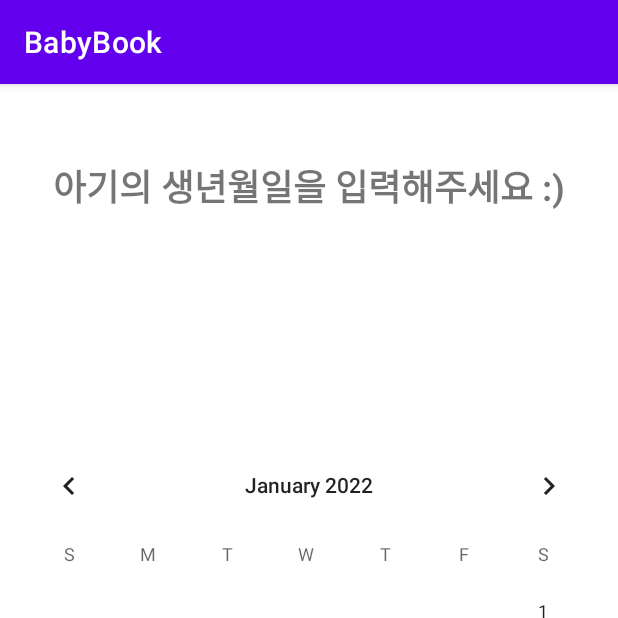
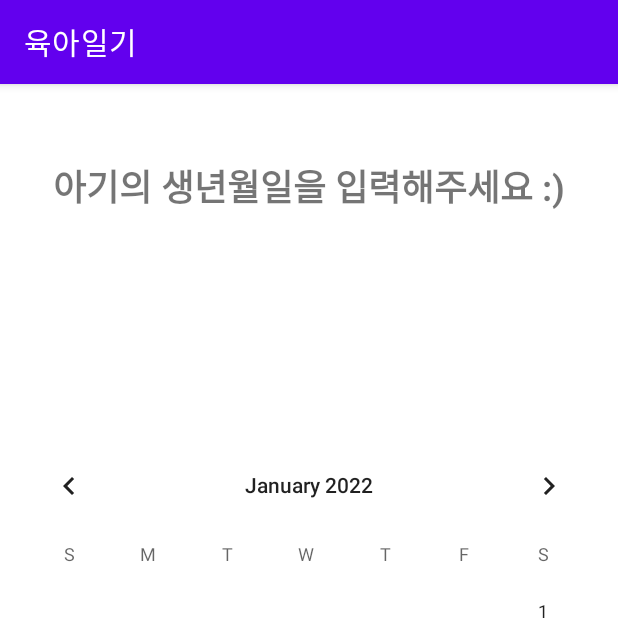
Before and after one commit to YongHo-Mun/BabyBook, an Android app: the screen it shows after launch (MainActivity), on a phone screen of 412 x 824 dp, the top half of it. Run offline under Robolectric (Android 15) with nearby library versions, the phone set to English and light mode, and no system bars; our stand-ins replace Dagger/Hilt's generated code.

Commit message:
[Refact] 스트링, 사이즈 리소스 정리
하드코딩 되어 있는 사이즈, 스트링 리소스로 참조될 수 있도록 정리

close #7

```diff
--- a/app/src/main/res/layout/fragment_birthday.xml
+++ b/app/src/main/res/layout/fragment_birthday.xml
@@ -9,19 +9,19 @@
 
     <TextView
         android:id="@+id/title"
-        android:layout_width="0dp"
+        android:layout_width="@dimen/constraint_match"
         android:layout_height="wrap_content"
-        android:layout_marginTop="50dp"
+        android:layout_marginTop="@dimen/title_top_margin"
         android:gravity="center"
-        android:textSize="24sp"
+        android:textSize="@dimen/title_text_size"
         android:textStyle="bold"
-        android:text="아기의 생년월일을 입력해주세요 :)"
+        android:text="@string/birthday_title"
         app:layout_constraintStart_toStartOf="parent"
         app:layout_constraintTop_toTopOf="parent"
         app:layout_constraintEnd_toEndOf="parent" />
 
     <CalendarView
-        android:layout_width="0dp"
+        android:layout_width="@dimen/constraint_match"
         android:layout_height="wrap_content"
         app:layout_constraintStart_toStartOf="parent"
         app:layout_constraintTop_toBottomOf="@id/title"
@@ -30,9 +30,9 @@
 
     <Button
         android:id="@+id/done_button"
-        android:layout_width="0dp"
+        android:layout_width="@dimen/constraint_match"
         android:layout_height="wrap_content"
-        android:text="완료"
+        android:text="@string/button_done"
         app:layout_constraintBottom_toBottomOf="parent"
         app:layout_constraintStart_toStartOf="parent"
         app:layout_constraintEnd_toEndOf="parent" />
--- a/app/src/main/res/values/dimens.xml
+++ b/app/src/main/res/values/dimens.xml
@@ -1,6 +1,10 @@
 <?xml version="1.0" encoding="utf-8"?>
 <resources>
+    <dimen name="constraint_match">0dp</dimen>
+    <dimen name="title_top_margin">50dp</dimen>
     <dimen name="list_item_corner_radius">8dp</dimen>
     <dimen name="list_item_elevation">4dp</dimen>
     <dimen name="list_item_content_padding">4dp</dimen>
+
+    <dimen name="title_text_size">24sp</dimen>
 </resources>
--- a/app/src/main/res/values/strings.xml
+++ b/app/src/main/res/values/strings.xml
@@ -1,3 +1,6 @@
 <resources>
-    <string name="app_name">BabyBook</string>
+    <string name="app_name">육아일기</string>
+    <string name="birthday_title">아기의 생년월일을 입력해주세요 :)</string>
+    <string name="button_done">완료</string>
+    <string name="button_add">추가</string>
 </resources>
```
Also changed, not shown: app/src/main/res/layout/fragment_main.xml (+4 -4 lines), app/src/main/res/layout/fragment_page.xml (+6 -6 lines).
